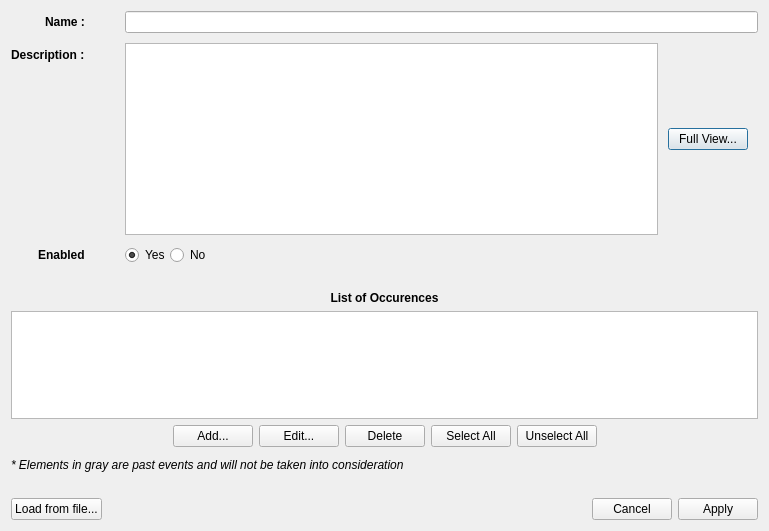
redmoon1945/gbp, file editirregulardialog.ui: the form before one commit.
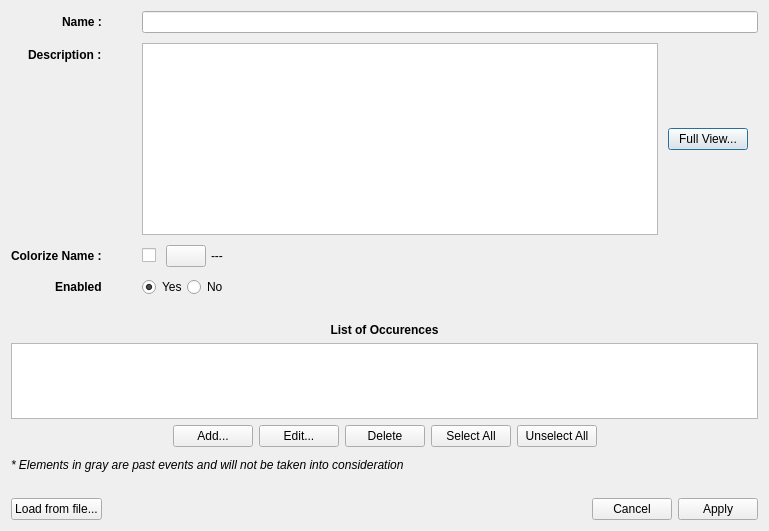
The form after the commit.

Commit message: * When requesting new scenario, switching scenario or quitting application, ask to save current scenario if changes have been made but not saved yet * New decoration color feature for incomes/expenses names * New layout for Options dialog (separate General from Charts related things) * Improve sorting of StreamDef name by enabling locale-aware sorting

```diff
--- a/editirregulardialog.ui
+++ b/editirregulardialog.ui
@@ -106,7 +106,7 @@
          </item>
         </layout>
        </item>
-       <item row="2" column="0">
+       <item row="3" column="0">
         <widget class="QLabel" name="label_3">
          <property name="font">
           <font>
@@ -118,7 +118,7 @@
          </property>
         </widget>
        </item>
-       <item row="2" column="1">
+       <item row="3" column="1">
         <layout class="QHBoxLayout" name="horizontalLayout_3">
          <item>
           <widget class="QRadioButton" name="activeYesRadioButton">
@@ -158,6 +158,91 @@
          </item>
         </layout>
        </item>
+       <item row="2" column="0">
+        <widget class="QLabel" name="label_4">
+         <property name="font">
+          <font>
+           <bold>true</bold>
+          </font>
+         </property>
+         <property name="text">
+          <string>Colorize Name :</string>
+         </property>
+        </widget>
+       </item>
+       <item row="2" column="1">
+        <layout class="QHBoxLayout" name="horizontalLayout_5">
+         <item>
+          <widget class="QCheckBox" name="decorationColorCheckBox">
+           <property name="text">
+            <string/>
+           </property>
+          </widget>
+         </item>
+         <item>
+          <spacer name="horizontalSpacer_9">
+           <property name="orientation">
+            <enum>Qt::Horizontal</enum>
+           </property>
+           <property name="sizeType">
+            <enum>QSizePolicy::Fixed</enum>
+           </property>
+           <property name="sizeHint" stdset="0">
+            <size>
+             <width>10</width>
+             <height>20</height>
+            </size>
+           </property>
+          </spacer>
+         </item>
+         <item>
+          <widget class="QPushButton" name="decorationColorPushButton">
+           <property name="text">
+            <string/>
+           </property>
+           <property name="flat">
+            <bool>false</bool>
+           </property>
+          </widget>
+         </item>
+         <item>
+          <spacer name="horizontalSpacer_8">
+           <property name="orientation">
+            <enum>Qt::Horizontal</enum>
+           </property>
+           <property name="sizeType">
+            <enum>QSizePolicy::Fixed</enum>
+           </property>
+           <property name="sizeHint" stdset="0">
+            <size>
+             <width>5</width>
+             <height>20</height>
+            </size>
+           </property>
+          </spacer>
+         </item>
+         <item>
+          <widget class="QLabel" name="decorationColorTextLabel">
+           <property name="text">
+            <string>---</string>
+           </property>
+          </widget>
+         </item>
+         <item>
+          <spacer name="horizontalSpacer_7">
+           <property name="orientation">
+            <enum>Qt::Horizontal</enum>
+           </property>
+           <property name="sizeHint" stdset="0">
+            <size>
+             <width>40</width>
+             <height>20</height>
+            </size>
+           </property>
+          </spacer>
+         </item>
+        </layout>
+       </item>
       </layout>
      </item>
      <item>
```
The commit also changes 33 other files.
